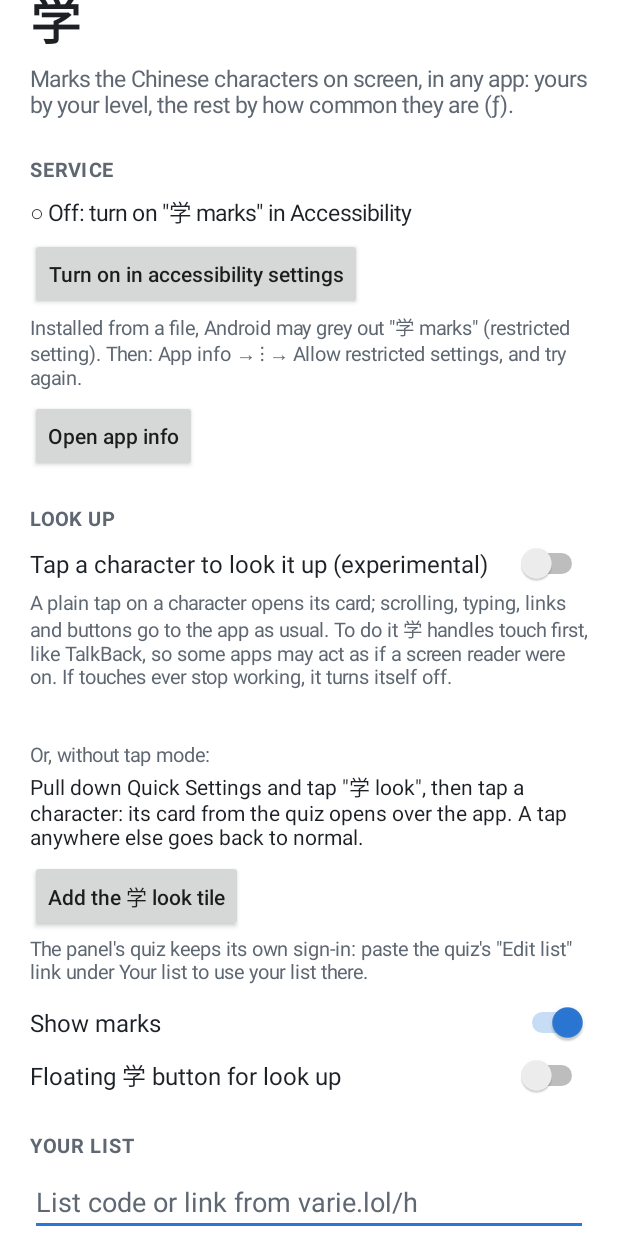
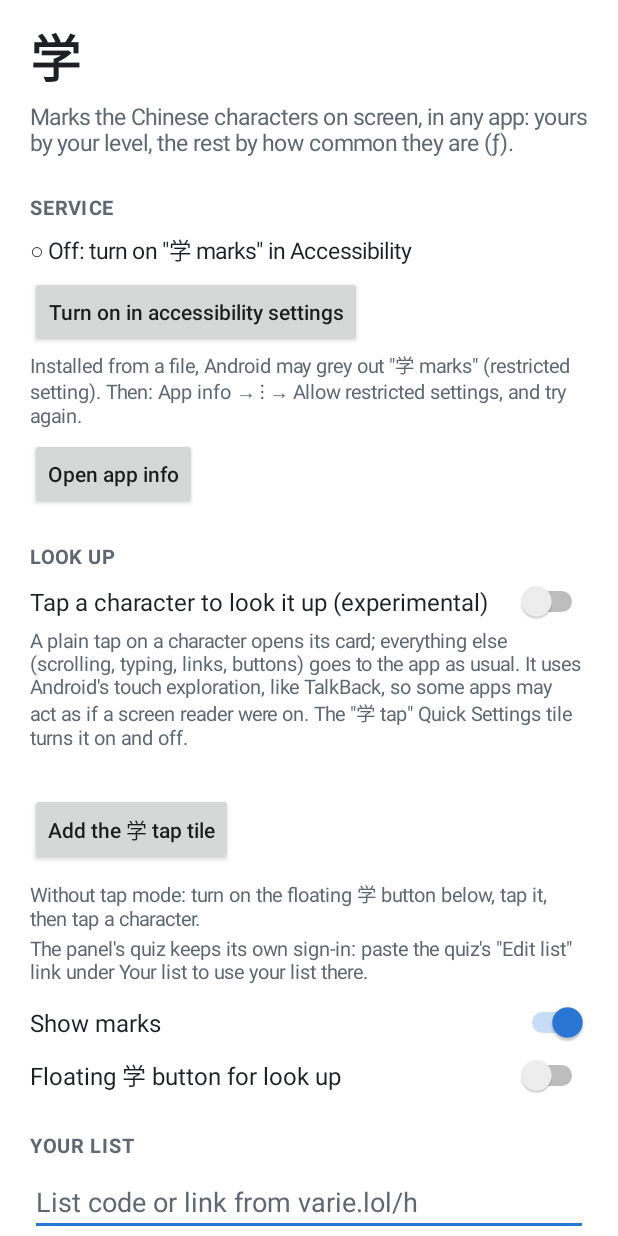
Before and after one commit to wuttttta/xue, an Android app: the screen it shows after launch (MainActivity), on a phone screen of 412 x 824 dp. Run offline under Robolectric (Android 15) with nearby library versions, the phone set to English and light mode, and no system bars; network calls fail; pictures from the network do not load.

Commit message:
Tap mode only takes touches on characters; highlight by level, underline by ƒ
Tap mode: the screen minus the characters is a touch-exploration passthrough
region, so Android gives those touches to the app directly instead of 学
delegating each one (which lost touches). Touches on characters are delegated
only while the finger is down. Text up to 3 levels under a clickable node
counts as a link/button and passes through. The Quick Settings tile toggles
tap mode on Android 13+.

Colours: every character is underlined by ƒ; your characters are also
highlighted in your level's colour.

Co-Authored-By: Claude Opus 5.5 <noreply@anthropic.com>
Claude-Session: https://claude.ai/code/session_01NCWW7SgPDR1AcF2aF8ct1Y

```diff
--- a/app/src/main/java/lol/varie/xue/MainActivity.kt
+++ b/app/src/main/java/lol/varie/xue/MainActivity.kt
@@ -87,26 +87,26 @@ class MainActivity : Activity() {
                 setOnCheckedChangeListener { _, on -> prefs.edit().putBoolean(Prefs.TAP, on).apply() }
             })
             col.addView(text(
-                "A plain tap on a character opens its card; scrolling, typing, links and buttons go to the app as usual. " +
-                    "To do it 学 handles touch first, like TalkBack, so some apps may act as if a screen reader were on. " +
-                    "If touches ever stop working, it turns itself off.", 13f, muted()
+                "A plain tap on a character opens its card; everything else (scrolling, typing, links, buttons) goes " +
+                    "to the app as usual. It uses Android's touch exploration, like TalkBack, so some apps may act as " +
+                    "if a screen reader were on. The \"学 tap\" Quick Settings tile turns it on and off.", 13f, muted()
             ))
             tapStatus = text("", 13f).also { col.addView(it) }
-            col.addView(text("Or, without tap mode:", 13f, muted()).apply { setPadding(0, (10 * dp).toInt(), 0, 0) })
-        }
-        col.addView(text(
-            "Pull down Quick Settings and tap \"学 look\", then tap a character: its card from the quiz opens over the app. " +
-                "A tap anywhere else goes back to normal.", 14f
-        ))
-        if (Build.VERSION.SDK_INT >= 33) {
-            col.addView(button("Add the 学 look tile") {
+            col.addView(button("Add the ${LookTile.label} tile") {
                 val sbm = getSystemService(android.app.StatusBarManager::class.java)
                 sbm.requestAddTileService(
-                    android.content.ComponentName(this, LookTile::class.java), "学 look",
+                    android.content.ComponentName(this, LookTile::class.java), LookTile.label,
                     android.graphics.drawable.Icon.createWithResource(this, R.drawable.ic_tile), mainExecutor,
                 ) { }
             })
+            col.addView(text(
+                "Without tap mode: turn on the floating 学 button below, tap it, then tap a character.", 13f, muted()
+            ).apply { setPadding(0, (10 * dp).toInt(), 0, 0) })
         } else {
+            col.addView(text(
+                "Pull down Quick Settings and tap \"学 look\", then tap a character: its card from the quiz opens over " +
+                    "the app. A tap anywhere else goes back to normal.", 14f
+            ))
             col.addView(text("To add it: open Quick Settings, edit the tiles and drag \"学 look\" in.", 13f, muted()))
         }
         col.addView(text(
@@ -151,9 +151,9 @@ class MainActivity : Activity() {
         col.addView(mine)
 
         col.addView(heading("Colours"))
-        col.addView(text("Yours: your level, how often you get it wrong", 13f, muted()))
-        col.addView(Legend(this, dark, listOf("New", "L1", "L2", "L3", "L4", "L5"), null) { Palette.level(it, dark) })
-        col.addView(text("Every other character: ƒ, how common", 13f, muted()).apply { setPadding(0, (10 * dp).toInt(), 0, 0) })
+        col.addView(text("Highlight, on your characters: your level, how often you get it wrong", 13f, muted()))
+        col.addView(Legend(this, dark, listOf("New", "L1", "L2", "L3", "L4", "L5"), null, highlight = true) { Palette.level(it, dark) })
+        col.addView(text("Underline, on every character: ƒ, how common", 13f, muted()).apply { setPadding(0, (10 * dp).toInt(), 0, 0) })
         col.addView(Legend(this, dark, listOf("F1", "F2", "F3", "F4", "F5"), listOf("的", "们", "习", "璀", "璨")) {
             Palette.freq(it + 1, dark)
         })
@@ -308,6 +308,7 @@ class MainActivity : Activity() {
         dark: Boolean,
         private val labels: List<String>,
         private val samples: List<String>?,
+        private val highlight: Boolean = false,
         private val colorOf: (Int) -> Int,
     ) : View(context) {
         private val dp = resources.displayMetrics.density
@@ -326,10 +327,11 @@ class MainActivity : Activity() {
             strokeCap = Paint.Cap.ROUND
             strokeWidth = 3 * dp
         }
-        private val lineY = (if (samples != null) 38 else 8) * dp
+        private val box = Paint(Paint.ANTI_ALIAS_FLAG)
+        private val lineY = (if (samples != null) 38 else 12) * dp
 
         init {
-            layoutParams = LinearLayout.LayoutParams(MATCH_PARENT, ((if (samples != null) 64 else 36) * dp).toInt())
+            layoutParams = LinearLayout.LayoutParams(MATCH_PARENT, ((if (samples != null) 64 else 40) * dp).toInt())
         }
 
         override fun onDraw(canvas: Canvas) {
@@ -338,9 +340,15 @@ class MainActivity : Activity() {
             for (i in 0 until n) {
                 val cx = cell * i + cell / 2
                 samples?.let { canvas.drawText(it[i], cx, 30 * dp, glyph) }
-                line.color = colorOf(i)
-                line.alpha = 220
-                canvas.drawLine(cx - 10 * dp, lineY, cx + 10 * dp, lineY, line)
+                if (highlight) {
+                    box.color = colorOf(i)
+                    box.alpha = 96
+                    canvas.drawRoundRect(cx - 11 * dp, lineY - 8 * dp, cx + 11 * dp, lineY + 4 * dp, 3 * dp, 3 * dp, box)
+                } else {
+                    line.color = colorOf(i)
+                    line.alpha = 220
+                    canvas.drawLine(cx - 10 * dp, lineY, cx + 10 * dp, lineY, line)
+                }
                 canvas.drawText(labels[i], cx, lineY + 20 * dp, label)
             }
         }
```
Also changed, not shown: app/src/main/java/lol/varie/xue/LookTile.kt (+17 -3 lines), app/src/main/java/lol/varie/xue/MarkLayer.kt (+19 -7 lines), app/src/main/java/lol/varie/xue/TapMode.kt (+65 -29 lines), app/src/main/java/lol/varie/xue/XueService.kt (+21 -9 lines), 1 other file.
